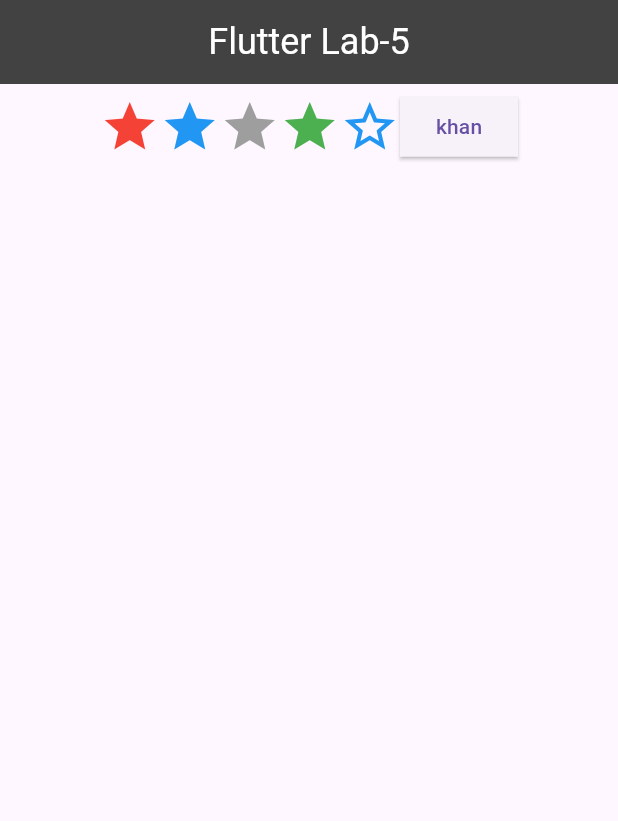
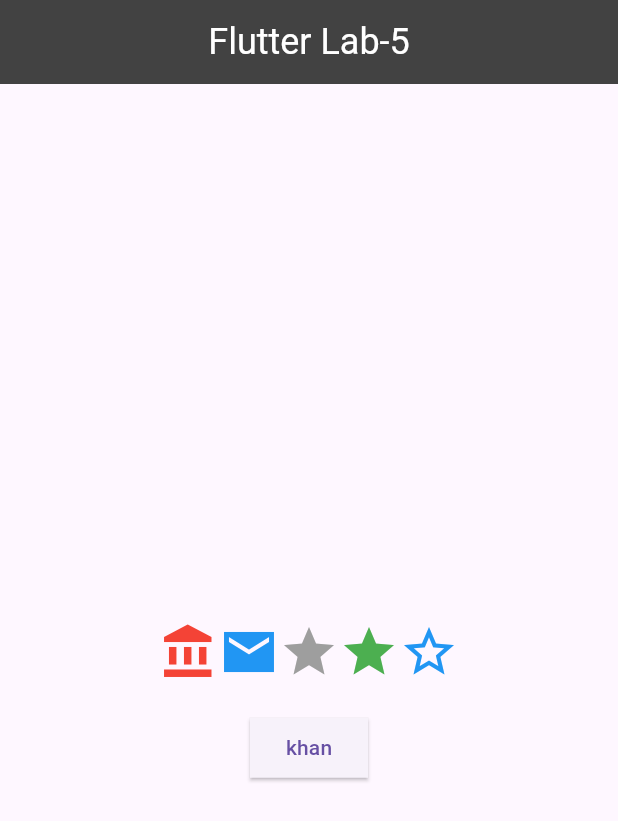
Before and after one commit to sakib5728/flutter_application_1, a Flutter app: the screen it shows after launch, on a phone screen of 412 x 824 dp. Shown: the top 821 px of the screen. Run offline on Flutter 3.47's test engine with Material 3 defaults, Android fonts, the phone set to English and light mode, and no system bars; Roboto replaces fonts that are missing (IndieFlower).

Commit message:
task -03

```diff
--- a/flutter_application_1/lib/main.dart
+++ b/flutter_application_1/lib/main.dart
@@ -26,7 +26,7 @@ class MyApp extends StatelessWidget {
               backgroundColor: Colors.grey[800],
             ),
             body: Container (
-              child: Row(
+              child: Column(
                 mainAxisAlignment: MainAxisAlignment.center,
                 crossAxisAlignment: CrossAxisAlignment.center,
                 children: [
@@ -34,14 +34,15 @@ class MyApp extends StatelessWidget {
                       style: TextStyle(fontSize: 40.0, color: Colors.grey)),
 
                   Row(
+                    mainAxisAlignment: MainAxisAlignment.center,
                     children: [
                     Icon(
-                      Icons.star,
+                      Icons.account_balance_sharp,
                       color: Colors.red,
                       size: 40.0,
                     ),
                     Icon(
-                      Icons.star,
+                      Icons.mail_sharp,
                       color: Colors.blue,
                       size: 40.0,
                     ),
```
